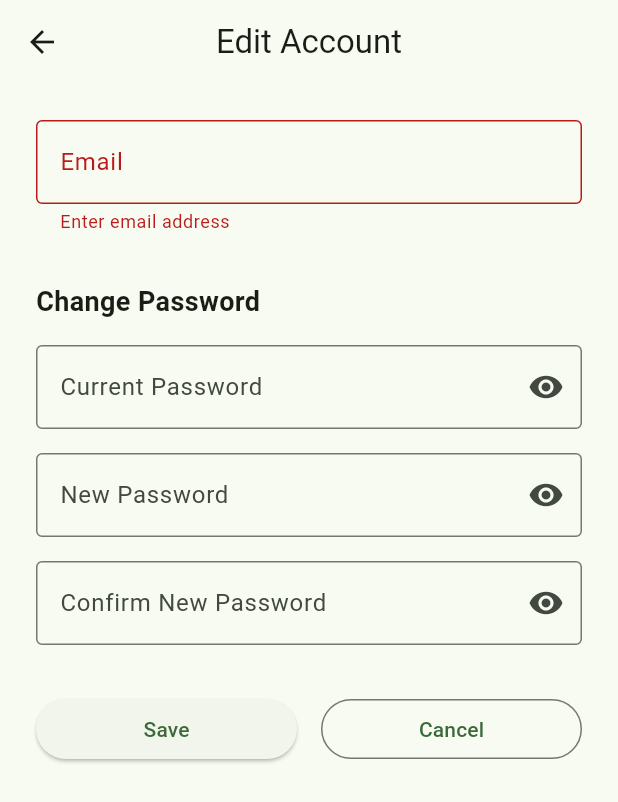
After one commit to Elia-Helou/flutter_project, a Flutter app: the EditAccountScreen screen opened directly, after a tap on "Save", on a phone screen of 412 x 824 dp. The commit adds this screen. Shown: the top 802 px of the screen. Run offline on Flutter 3.47's test engine with Material 3 defaults, Android fonts, the phone set to English and light mode, and no system bars; our stand-ins replace flutter_dotenv; missing offline and left inert: bcrypt, postgres.

Commit message:
editAccount

```diff
--- a/lib/database/database_helper.dart
+++ b/lib/database/database_helper.dart
@@ -164,4 +164,33 @@ class DatabaseHelper {
       rethrow;
     }
   }
+
+  Future<bool> updateUserEmail(String currentEmail, String newEmail) async {
+    try {
+      final conn = await connection;
+
+      // Check if new email already exists
+      final checkResult = await conn.execute(
+        Sql.named('SELECT COUNT(*) FROM users WHERE email = @email'),
+        parameters: {'email': newEmail},
+      );
+
+      if (checkResult.isNotEmpty && (checkResult.first[0] as int) > 0) {
+        throw Exception('Email already in use');
+      }
+
+      await conn.execute(
+        Sql.named('UPDATE users SET email = @newEmail, updated_at = CURRENT_TIMESTAMP WHERE email = @currentEmail'),
+        parameters: {
+          'currentEmail': currentEmail,
+          'newEmail': newEmail,
+        },
+      );
+
+      return true;
+    } catch (e) {
+      debugPrint('Error updating email: $e');
+      rethrow;
+    }
+  }
 }
--- /dev/null
+++ b/lib/screens/edit_account_screen.dart
@@ -0,0 +1,226 @@
+import 'package:flutter/material.dart';
+import 'package:provider/provider.dart';
+import '../providers/user_provider.dart';
+import '../services/auth_service.dart';
+
+class EditAccountScreen extends StatefulWidget {
+  const EditAccountScreen({Key? key}) : super(key: key);
+
+  @override
+  State<EditAccountScreen> createState() => _EditAccountScreenState();
+}
+
+class _EditAccountScreenState extends State<EditAccountScreen> {
+  final _formKey = GlobalKey<FormState>();
+  late TextEditingController _emailController;
+  late TextEditingController _currentPasswordController;
+  late TextEditingController _newPasswordController;
+  late TextEditingController _confirmPasswordController;
+  bool _showCurrentPassword = false;
+  bool _showNewPassword = false;
+  bool _showConfirmPassword = false;
+
+  @override
+  void initState() {
+    super.initState();
+    final user = Provider.of<UserProvider>(context, listen: false).user;
+    _emailController = TextEditingController(text: user?.email ?? '');
+    _currentPasswordController = TextEditingController();
+    _newPasswordController = TextEditingController();
+    _confirmPasswordController = TextEditingController();
+  }
+
+  @override
+  void dispose() {
+    _emailController.dispose();
+    _currentPasswordController.dispose();
+    _newPasswordController.dispose();
+    _confirmPasswordController.dispose();
+    super.dispose();
+  }
+
+  void _saveAccountInfo() async {
+    if (_formKey.currentState?.validate() ?? false) {
+      final userProvider = Provider.of<UserProvider>(context, listen: false);
+      final authService = Provider.of<AuthService>(context, listen: false);
+      final user = userProvider.user;
+
+      if (user != null) {
+        try {
+          // If email has changed, update it
+          if (_emailController.text.trim() != user.email) {
+            await authService.updateEmail(user.email, _emailController.text.trim());
+          }
+
+          // If password fields are filled, update password
+          if (_currentPasswordController.text.isNotEmpty &&
+              _newPasswordController.text.isNotEmpty) {
+            await authService.updatePassword(_emailController.text.trim(), _newPasswordController.text);
+          }
+
+          // Update UI
+          final updatedUser = user.copyWith(
+            email: _emailController.text.trim(),
+          );
+          userProvider.setUser(updatedUser);
+
+          if (mounted) {
+            ScaffoldMessenger.of(context).showSnackBar(
+              const SnackBar(content: Text('Account updated successfully')),
+            );
+            Navigator.pop(context);
+          }
+        } catch (e) {
+          if (mounted) {
+            ScaffoldMessenger.of(context).showSnackBar(
+              SnackBar(content: Text('Failed to update account: ${e.toString()}')),
+            );
+          }
+        }
+      }
+    }
+  }
+
+  @override
+  Widget build(BuildContext context) {
+    return Scaffold(
+      appBar: AppBar(
+        title: const Text('Edit Account'),
+        centerTitle: true,
+      ),
+      body: Padding(
+        padding: const EdgeInsets.all(24.0),
+        child: Form(
+          key: _formKey,
+          child: ListView(
+            children: [
+              TextFormField(
+                controller: _emailController,
+                decoration: const InputDecoration(
+                  labelText: 'Email',
+                  border: OutlineInputBorder(),
+                ),
+                keyboardType: TextInputType.emailAddress,
+                validator: (value) {
+                  if (value == null || value.isEmpty) {
+                    return 'Enter email address';
+                  }
+                  if (!RegExp(r'^[\w-\.]+@([\w-]+\.)+[\w-]{2,4}$').hasMatch(value)) {
+                    return 'Enter a valid email address';
+                  }
+                  return null;
+                },
+              ),
+              const SizedBox(height: 32),
+              const Text(
+                'Change Password',
+                style: TextStyle(
+                  fontSize: 18,
+                  fontWeight: FontWeight.bold,
+                ),
+              ),
+              const SizedBox(height: 16),
+              TextFormField(
+                controller: _currentPasswordController,
+                decoration: InputDecoration(
+                  labelText: 'Current Password',
+                  border: const OutlineInputBorder(),
+                  suffixIcon: IconButton(
+                    icon: Icon(
+                      _showCurrentPassword ? Icons.visibility_off : Icons.visibility,
+                    ),
+                    onPressed: () {
+                      setState(() {
+                        _showCurrentPassword = !_showCurrentPassword;
+                      });
+                    },
+                  ),
+                ),
+                obscureText: !_showCurrentPassword,
+                validator: (value) {
+                  if (_newPasswordController.text.isNotEmpty && (value == null || value.isEmpty)) {
+                    return 'Enter current password';
+                  }
+                  return null;
+                },
+              ),
+              const SizedBox(height: 16),
+              TextFormField(
+                controller: _newPasswordController,
+                decoration: InputDecoration(
+                  labelText: 'New Password',
+                  border: const OutlineInputBorder(),
+                  suffixIcon: IconButton(
+                    icon: Icon(
+                      _showNewPassword ? Icons.visibility_off : Icons.visibility,
+                    ),
+                    onPressed: () {
+                      setState(() {
+                        _showNewPassword = !_showNewPassword;
+                      });
+                    },
+                  ),
+                ),
+                obscureText: !_showNewPassword,
+                validator: (value) {
+                  if (value != null && value.isNotEmpty && value.length < 6) {
+                    return 'Password must be at least 6 characters';
+                  }
+                  return null;
+                },
+              ),
+              const SizedBox(height: 16),
+              TextFormField(
+                controller: _confirmPasswordController,
+                decoration: InputDecoration(
+                  labelText: 'Confirm New Password',
+                  border: const OutlineInputBorder(),
+                  suffixIcon: IconButton(
+                    icon: Icon(
+                      _showConfirmPassword ? Icons.visibility_off : Icons.visibility,
+                    ),
+                    onPressed: () {
+                      setState(() {
+                        _showConfirmPassword = !_showConfirmPassword;
+                      });
+                    },
+                  ),
+                ),
+                obscureText: !_showConfirmPassword,
+                validator: (value) {
+                  if (_newPasswordController.text.isNotEmpty) {
+                    if (value == null || value.isEmpty) {
+                      return 'Confirm your new password';
+                    }
+                    if (value != _newPasswordController.text) {
+                      return 'Passwords do not match';
+                    }
+                  }
+                  return null;
+                },
+              ),
+              const SizedBox(height: 32),
+              Row(
+                children: [
+                  Expanded(
+                    child: ElevatedButton(
+                      onPressed: _saveAccountInfo,
+                      child: const Text('Save'),
+                    ),
+                  ),
+                  const SizedBox(width: 16),
+                  Expanded(
+                    child: OutlinedButton(
+                      onPressed: () => Navigator.pop(context),
+                      child: const Text('Cancel'),
+                    ),
+                  ),
+                ],
+              ),
+            ],
+          ),
+        ),
+      ),
+    );
+  }
+}
--- a/lib/screens/profile_screen.dart
+++ b/lib/screens/profile_screen.dart
@@ -3,6 +3,7 @@ import 'package:provider/provider.dart';
 import '../providers/user_provider.dart';
 import '../core/constants/colors.dart';
 import 'edit_profile_screen.dart';
+import 'edit_account_screen.dart';
 
 class ProfileScreen extends StatelessWidget {
   const ProfileScreen({Key? key}) : super(key: key);
@@ -40,9 +41,14 @@ class ProfileScreen extends StatelessWidget {
         },
       ),
       _ProfileOption(
-        icon: Icons.star,
-        label: 'Renew Plans',
-        onTap: () {},
+        icon: Icons.person,
+        label: 'Edit Account',
+        onTap: () {
+          Navigator.push(
+            context,
+            MaterialPageRoute(builder: (context) => const EditAccountScreen()),
+          );
+        },
       ),
       _ProfileOption(
         icon: Icons.settings,
--- a/lib/services/auth_service.dart
+++ b/lib/services/auth_service.dart
@@ -108,4 +108,14 @@ class AuthService extends ChangeNotifier {
       rethrow;
     }
   }
+
+  Future<void> updateEmail(String currentEmail, String newEmail) async {
+    try {
+      await _dbHelper.updateUserEmail(currentEmail, newEmail);
+      notifyListeners();
+    } catch (e) {
+      debugPrint('Update email error: $e');
+      rethrow;
+    }
+  }
 }
```
